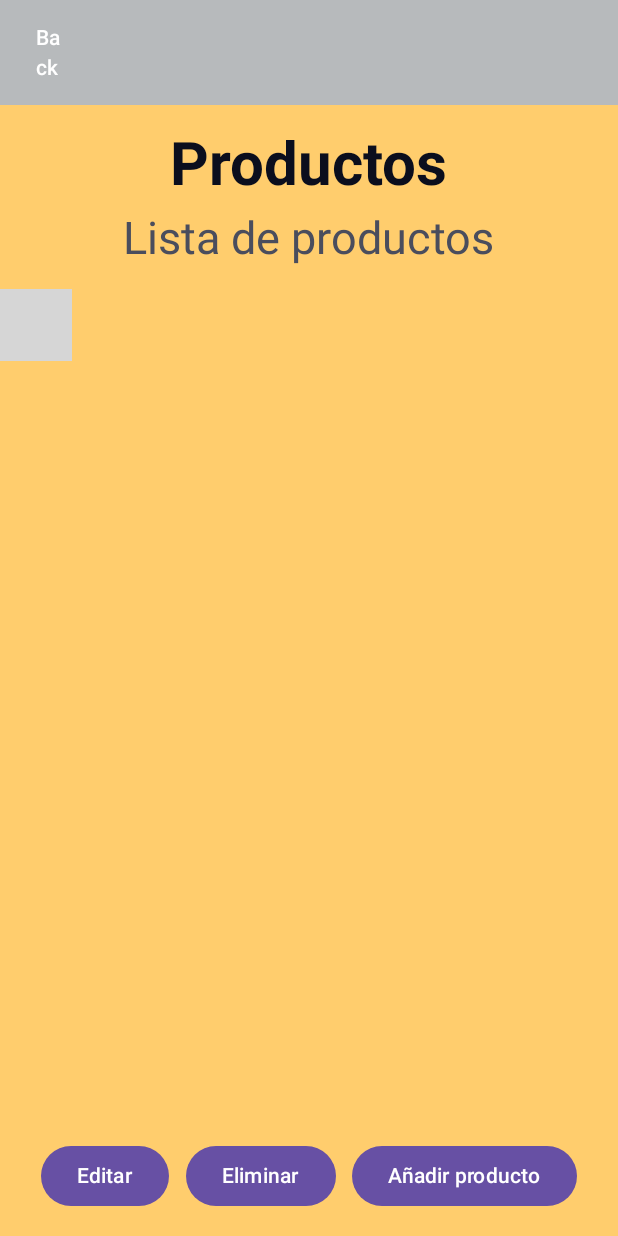
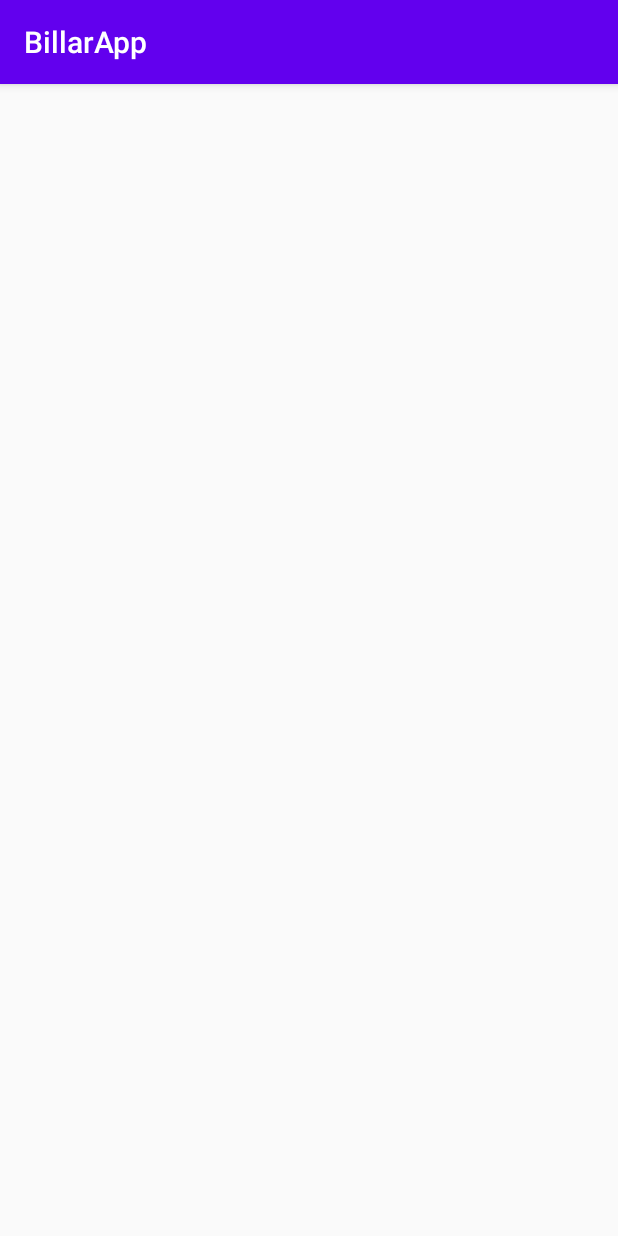
Before and after one commit to FingerSpinx7/BillarApp, an Android app built with Jetpack Compose: the screen it shows after launch (Productos before the commit, AnadirProd after it), after a tap on "Añadir producto", on a phone screen of 412 x 824 dp. Run offline under Robolectric (Android 15) with nearby library versions, the light colour scheme and no system bars; libraries missing offline, so code that uses them is left out: com.breens.beetablescompose, io.github.jan.supabase; 3 statements that could not run were skipped; grey boxes are pictures that could not be loaded.

Commit message:
Primera migracion de archivos para cumplir con Clear architecture

```diff
--- a/app/src/main/java/com/example/billarapp/domain/model.kt
+++ b/app/src/main/java/com/example/billarapp/domain/model.kt
@@ -8,4 +8,5 @@
     val det_producto: String,
     val precio: Float,
     val Cantidad_Inv: Int?=0
+
 )
--- a/app/src/main/java/com/example/billarapp/domain/useCase.kt
+++ b/app/src/main/java/com/example/billarapp/domain/useCase.kt
@@ -33,5 +33,6 @@
                 }
             }
         }
+
         return productos
     }
--- /dev/null
+++ b/app/src/main/java/com/example/billarapp/presentation/view/AnadirProd.kt
@@ -0,0 +1,14 @@
+package com.example.billarapp.presentation.view
+
+import android.os.Bundle
+import androidx.activity.enableEdgeToEdge
+import androidx.appcompat.app.AppCompatActivity
+import androidx.core.view.ViewCompat
+import androidx.core.view.WindowInsetsCompat
+import com.example.billarapp.R
+
+class AnadirProd : AppCompatActivity() {
+    override fun onCreate(savedInstanceState: Bundle?) {
+        super.onCreate(savedInstanceState)
+    }
+}
--- a/app/src/main/java/com/example/billarapp/presentation/view/Productos.kt
+++ b/app/src/main/java/com/example/billarapp/presentation/view/Productos.kt
@@ -1,6 +1,7 @@
 package com.example.billarapp.presentation.view
 
 import android.R.style.Theme
+import android.content.Intent
 import android.os.Bundle
 import android.util.Log
 import androidx.activity.compose.setContent
@@ -15,6 +16,7 @@
 import androidx.compose.ui.Alignment
 import androidx.compose.ui.Modifier
 import androidx.compose.ui.graphics.Color
+import androidx.compose.ui.platform.LocalContext
 import androidx.compose.ui.text.font.FontWeight
 import androidx.compose.ui.tooling.preview.Preview
 import androidx.compose.ui.tooling.preview.PreviewParameter
@@ -110,7 +112,13 @@
                 Button(onClick = { /* Acción para eliminar producto */ }) {
                     Text("Eliminar")
                 }
-                Button(onClick = { /* Acción para añadir producto */ }) {
+
+                val context = LocalContext.current
+
+                Button(onClick = {
+                    val intent = Intent(context, AnadirProd::class.java)
+                    context.startActivity(intent)
+                }) {
                     Text("Añadir producto")
                 }
             }
@@ -138,6 +146,7 @@
                     modifier = Modifier.align(Alignment.CenterHorizontally)
                 )
                 Spacer(modifier = Modifier.height(16.dp))
+
                 BeeTablesCompose(data = productos, headerTableTitles = tableHeaders)
             }
         }
```
Also changed, not shown: app/src/main/AndroidManifest.xml (+9 -8 lines).
